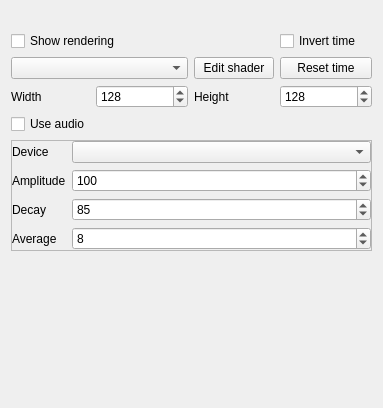
This is Effects/Shaders/Shaders.ui in DLdota/OpenRGBEffectsPlugin as Qt 5 draws it before an edit. The edited form follows.
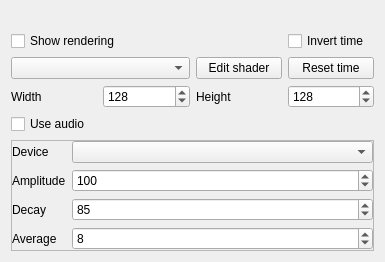
This is the edited form.

Commit message: Add a spacer only if needed

Patch:
```diff
--- a/Effects/Shaders/Shaders.ui
+++ b/Effects/Shaders/Shaders.ui
@@ -6,8 +6,8 @@
    <rect>
     <x>0</x>
     <y>0</y>
-    <width>383</width>
-    <height>408</height>
+    <width>385</width>
+    <height>258</height>
    </rect>
   </property>
   <property name="sizePolicy">
@@ -19,14 +19,14 @@
   <property name="windowTitle">
    <string>Form</string>
   </property>
-  <layout class="QGridLayout" name="gridLayout" rowstretch="0,0,0,0,0,0,0,0,0" columnstretch="0,1,0,1">
+  <layout class="QGridLayout" name="gridLayout" rowstretch="0,0,0,0,0,0,0,0" columnstretch="0,0,0,0">
    <property name="sizeConstraint">
     <enum>QLayout::SetDefaultConstraint</enum>
    </property>
-   <item row="2" column="0" colspan="3">
-    <widget class="QCheckBox" name="show_rendering">
+   <item row="6" column="0">
+    <widget class="QCheckBox" name="use_audio">
      <property name="text">
-      <string>Show rendering</string>
+      <string>Use audio</string>
      </property>
     </widget>
    </item>
@@ -37,22 +37,6 @@
      </property>
     </widget>
    </item>
-   <item row="5" column="3">
-    <widget class="QSpinBox" name="height">
-     <property name="minimum">
-      <number>1</number>
-     </property>
-     <property name="maximum">
-      <number>512</number>
-     </property>
-     <property name="value">
-      <number>128</number>
-     </property>
-    </widget>
-   </item>
-   <item row="3" column="0" colspan="2">
-    <widget class="QComboBox" name="shaders"/>
-   </item>
    <item row="0" column="0" colspan="4">
     <widget class="QLabel" name="preview">
      <property name="text">
@@ -60,6 +44,19 @@
      </property>
     </widget>
    </item>
+   <item row="5" column="3">
+    <widget class="QSpinBox" name="height">
+     <property name="minimum">
+      <number>1</number>
+     </property>
+     <property name="maximum">
+      <number>512</number>
+     </property>
+     <property name="value">
+      <number>128</number>
+     </property>
+    </widget>
+   </item>
    <item row="3" column="2">
     <widget class="QPushButton" name="edit">
      <property name="text">
@@ -67,6 +64,33 @@
      </property>
     </widget>
    </item>
+   <item row="2" column="3">
+    <widget class="QCheckBox" name="invert_time">
+     <property name="text">
+      <string>Invert time</string>
+     </property>
+    </widget>
+   </item>
+   <item row="5" column="1">
+    <widget class="QSpinBox" name="width">
+     <property name="minimum">
+      <number>1</number>
+     </property>
+     <property name="maximum">
+      <number>512</number>
+     </property>
+     <property name="value">
+      <number>128</number>
+     </property>
+    </widget>
+   </item>
+   <item row="5" column="2">
+    <widget class="QLabel" name="label_2">
+     <property name="text">
+      <string>Height</string>
+     </property>
+    </widget>
+   </item>
    <item row="7" column="0" colspan="4">
     <widget class="QFrame" name="audio_frame">
      <property name="sizePolicy">
@@ -173,20 +197,6 @@
      </layout>
     </widget>
    </item>
-   <item row="2" column="3">
-    <widget class="QCheckBox" name="invert_time">
-     <property name="text">
-      <string>Invert time</string>
-     </property>
-    </widget>
-   </item>
-   <item row="6" column="0">
-    <widget class="QCheckBox" name="use_audio">
-     <property name="text">
-      <string>Use audio</string>
-     </property>
-    </widget>
-   </item>
    <item row="3" column="3">
     <widget class="QPushButton" name="time_reset">
      <property name="text">
@@ -194,38 +204,15 @@
      </property>
     </widget>
    </item>
-   <item row="5" column="2">
-    <widget class="QLabel" name="label_2">
+   <item row="2" column="0" colspan="3">
+    <widget class="QCheckBox" name="show_rendering">
      <property name="text">
-      <string>Height</string>
+      <string>Show rendering</string>
      </property>
     </widget>
    </item>
-   <item row="5" column="1">
-    <widget class="QSpinBox" name="width">
-     <property name="minimum">
-      <number>1</number>
-     </property>
-     <property name="maximum">
-      <number>512</number>
-     </property>
-     <property name="value">
-      <number>128</number>
-     </property>
-    </widget>
-   </item>
-   <item row="8" column="0" colspan="4">
-    <spacer name="verticalSpacer">
-     <property name="orientation">
-      <enum>Qt::Vertical</enum>
-     </property>
-     <property name="sizeHint" stdset="0">
-      <size>
-       <width>20</width>
-       <height>40</height>
-      </size>
-     </property>
-    </spacer>
+   <item row="3" column="0" colspan="2">
+    <widget class="QComboBox" name="shaders"/>
    </item>
   </layout>
  </widget>
```
The commit also changes 34 other files.
